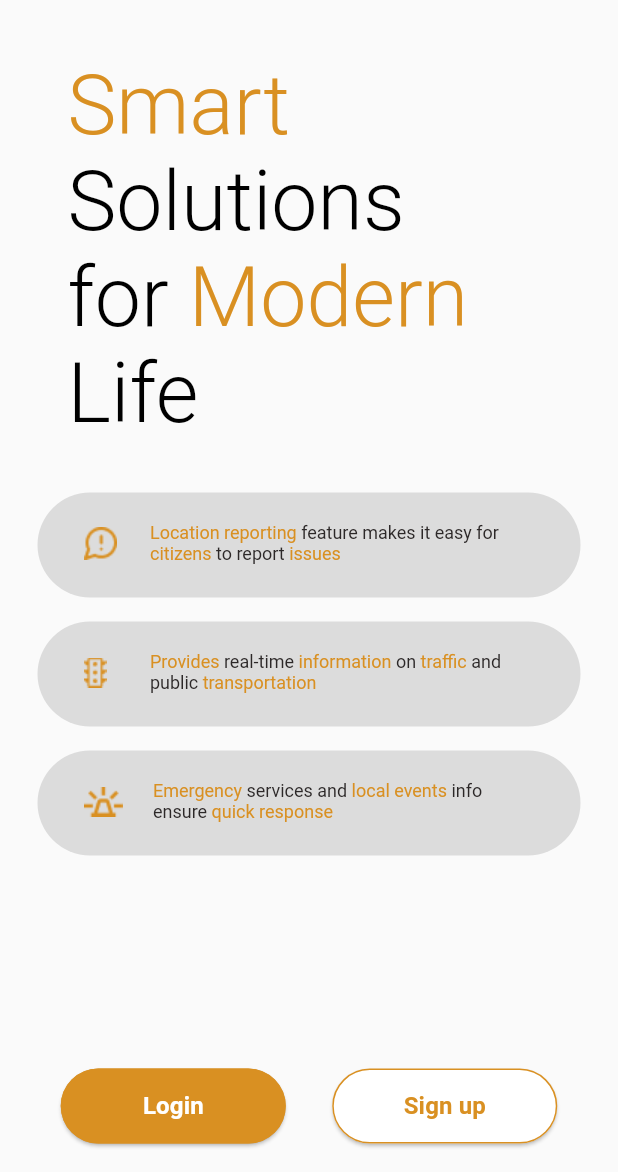
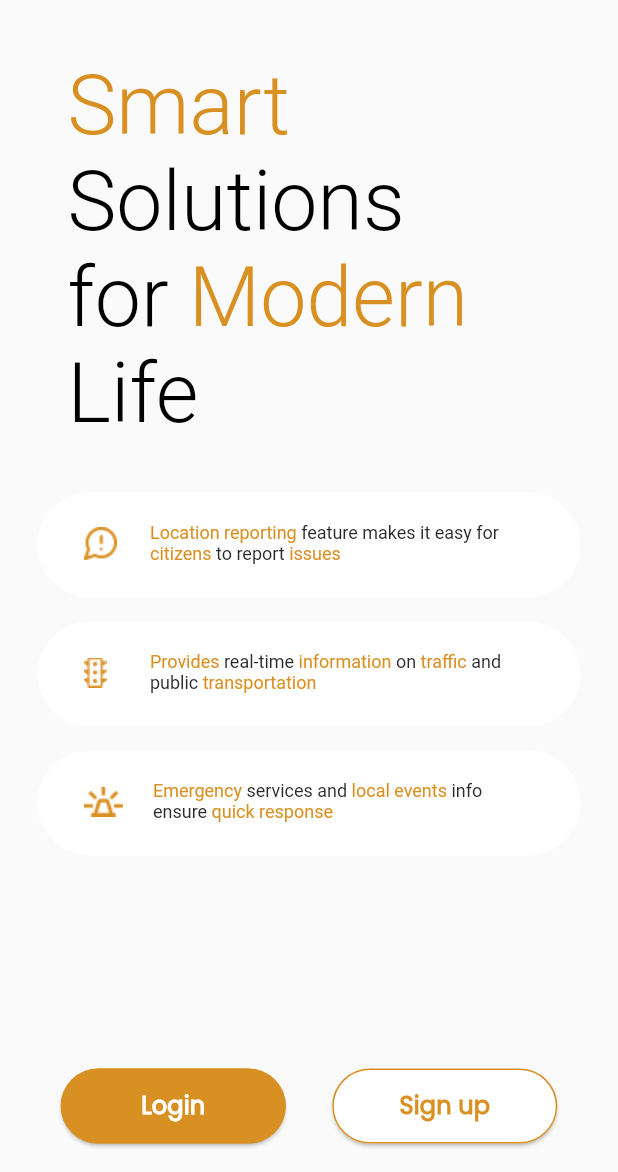
Before and after one commit to Versa-Morph/mobile-jakarta-smart, a Flutter app: the screen it shows after launch, on a phone screen of 412 x 824 dp, the part 64-1236 px from its top. Run offline on Flutter 3.47's test engine with Material 3 defaults, Android fonts, the light colour scheme and no system bars; our stand-ins replace equatable, flutter_bloc, geocoding, geolocator, google_maps_flutter, shared_preferences and 2 more; missing offline and left inert: flutter_polyline_points, pulsator.

Commit message:
update: change default font to poppin

```diff
--- a/lib/theme/app_theme.dart
+++ b/lib/theme/app_theme.dart
@@ -2,6 +2,7 @@ import 'package:flutter/material.dart';
 
 class AppTheme {
   static final ThemeData lightTheme = ThemeData(
+    fontFamily: 'Poppins',
     scaffoldBackgroundColor: const Color(0xfffafafa),
     appBarTheme: const AppBarTheme(
       backgroundColor: Color(0xfffafafa),
@@ -10,6 +11,7 @@ class AppTheme {
   );
 
   static final ThemeData darkTheme = ThemeData(
+    fontFamily: 'Poppins',
     scaffoldBackgroundColor: const Color(0xff2C3539),
     appBarTheme: const AppBarTheme(
       backgroundColor: Color(0xff2C3539),
--- a/lib/views/welcome/widgets/content_feature.dart
+++ b/lib/views/welcome/widgets/content_feature.dart
@@ -15,9 +15,7 @@ class ContentFeature extends StatelessWidget {
       height: 70,
       padding: const EdgeInsets.fromLTRB(15, 10, 15, 15),
       decoration: BoxDecoration(
-        color: Theme.of(context).brightness == Brightness.dark
-            ? const Color(0xffFFFFFF)
-            : Colors.black12,
+        color: const Color(0xffFFFFFF),
         borderRadius: BorderRadius.circular(35),
       ),
       child: ListTile(
```
Also changed, not shown: pubspec.yaml (+4 -4 lines), assets/fonts/Poppins-Regular.ttf (added), pubspec.lock.
